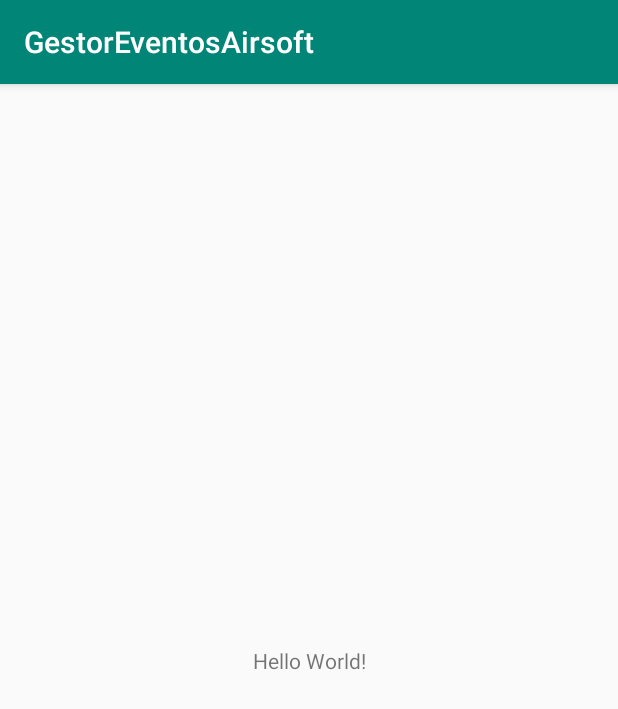
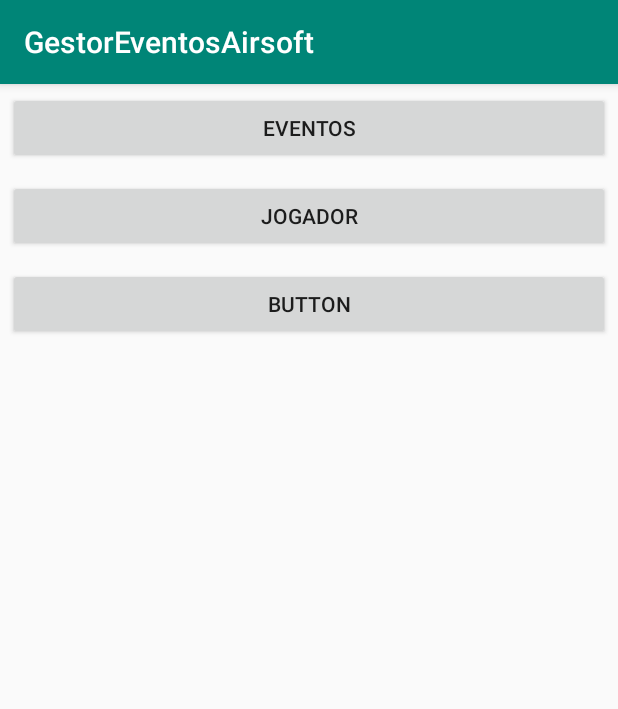
Before and after one commit to leonelr9/GestorEventosAirsoft, an Android app: the screen it shows after launch (MainActivity), on a phone screen of 412 x 824 dp. Shown: the top 709 px of the screen. Run offline under Robolectric (Android 15) with nearby library versions, the phone set to English and light mode, and no system bars.

Commit message:
Criar butoes

```diff
--- a/app/src/main/java/com/example/gestoreventosairsoft/MainActivity.java
+++ b/app/src/main/java/com/example/gestoreventosairsoft/MainActivity.java
@@ -2,6 +2,8 @@ package com.example.gestoreventosairsoft;
 
 import android.support.v7.app.AppCompatActivity;
 import android.os.Bundle;
+import android.view.View;
+import android.widget.Toast;
 
 public class MainActivity extends AppCompatActivity {
 
@@ -10,4 +12,12 @@ public class MainActivity extends AppCompatActivity {
         super.onCreate(savedInstanceState);
         setContentView(R.layout.activity_main);
     }
+
+    public void mostraMensagemEventos(View view) {
+        Toast.makeText(this, "Vai para a pagina de Eventos.", Toast.LENGTH_LONG).show();
+    }
+
+    public void mostraMensagemJogador(View view) {
+        Toast.makeText(this, "Vai para a pagina de Jogadores", Toast.LENGTH_LONG).show();
+    }
 }
--- a/app/src/main/res/layout/activity_main.xml
+++ b/app/src/main/res/layout/activity_main.xml
@@ -1,18 +1,32 @@
 <?xml version="1.0" encoding="utf-8"?>
-<android.support.constraint.ConstraintLayout xmlns:android="http://schemas.android.com/apk/res/android"
+<LinearLayout xmlns:android="http://schemas.android.com/apk/res/android"
     xmlns:app="http://schemas.android.com/apk/res-auto"
     xmlns:tools="http://schemas.android.com/tools"
     android:layout_width="match_parent"
     android:layout_height="match_parent"
-    tools:context=".MainActivity">
+    android:orientation="vertical"
+    tools:context=".MainActivity" >
 
-    <TextView
-        android:layout_width="wrap_content"
+    <Button
+        android:id="@+id/Eventos"
+        android:layout_width="match_parent"
         android:layout_height="wrap_content"
-        android:text="Hello World!"
-        app:layout_constraintBottom_toBottomOf="parent"
-        app:layout_constraintLeft_toLeftOf="parent"
-        app:layout_constraintRight_toRightOf="parent"
-        app:layout_constraintTop_toTopOf="parent" />
+        android:layout_margin="5dp"
+        android:onClick="mostraMensagemEventos"
+        android:text="Eventos" />
 
-</android.support.constraint.ConstraintLayout>
+    <Button
+        android:id="@+id/Jogador"
+        android:layout_width="match_parent"
+        android:layout_height="wrap_content"
+        android:layout_margin="5dp"
+        android:onClick="mostraMensagemJogador"
+        android:text="Jogador" />
+
+    <Button
+        android:id="@+id/button3"
+        android:layout_width="match_parent"
+        android:layout_height="wrap_content"
+        android:layout_margin="5dp"
+        android:text="Button" />
+</LinearLayout>
```
